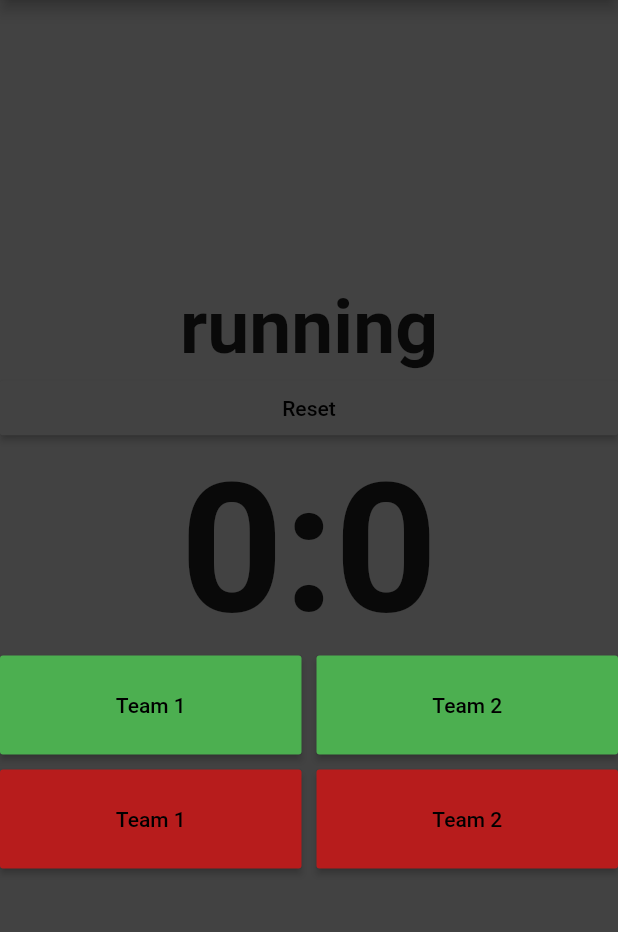
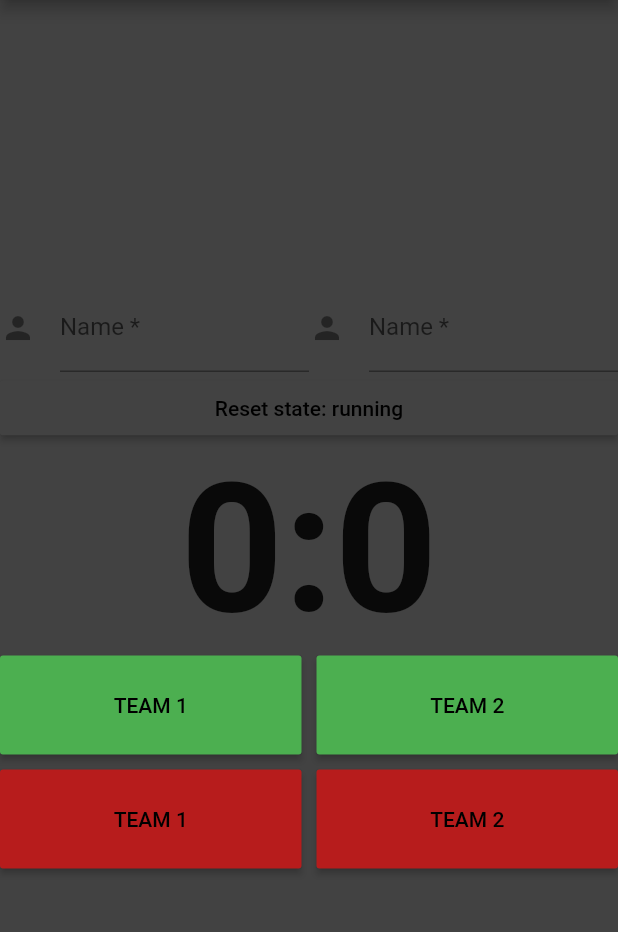
Before and after one commit to dsfreak93/scoreboard, a Flutter app: the screen it shows after launch, on a phone screen of 412 x 824 dp, the part 84-1016 px from its top. Run offline on Flutter 3.47's test engine with Material 2 defaults, Android fonts, the phone set to English and light mode, and no system bars; our stand-ins replace firebase_database; accounts and stored records are empty.

Commit message:
first working version

```diff
--- a/lib/States.dart
+++ b/lib/States.dart
@@ -1,10 +1,17 @@
 class States{
   static const String Start = "start match";
   static const String Stop = "stop match";
+  static const String NewMatch = "new match";
+  static const String Pause = "pause match";
+
+
+
 
   static const List<String> GameStates = <String>[
     Start,
-    Stop
+    Pause,
+    Stop,
+    NewMatch
   ];
 
   static String stateMessage(String state) {
@@ -13,6 +20,10 @@ class States{
         return "running";
       case Stop:
         return "stopped";
+      case NewMatch:
+        return "new match";
+      case Pause:
+        return "match paused";
       default:
         return "-";
     }
--- a/lib/main.dart
+++ b/lib/main.dart
@@ -1,9 +1,10 @@
-// Copyright 2018 The Flutter team. All rights reserved.
 // Use of this source code is governed by a BSD-style license that can be
 // found in the LICENSE file.
 
+import 'package:flutter/services.dart';
 import 'package:flutter/material.dart';
 import 'package:scoreboard_app/States.dart';
+import 'package:firebase_database/firebase_database.dart';
 
 import 'Scoreboard.dart';
 
@@ -12,72 +13,48 @@ void main() => runApp(MatchDay());
 class MatchDay extends StatefulWidget {
   @override
   State<StatefulWidget> createState() {
+    SystemChrome.setPreferredOrientations([
+      DeviceOrientation.portraitUp,
+      DeviceOrientation.portraitDown,
+    ]);
     return new MyApp();
   }
 }
 
-
-
 class MyApp extends State<MatchDay> {
+  final databaseReference = FirebaseDatabase.instance.reference();
   var team1 = 0;
   var team2 = 0;
+  var name1 = "TEAM 1";
+  var name2 = "TEAM 2";
   var gameRunning = States.stateMessage(States.Start);
   Scoreboard scoreboard = new Scoreboard();
+  int idOfGames;
 
-  void updateNumbers(){
+  void updateNumbers() {
     setState(() {
       team1 = scoreboard.team[0];
       team2 = scoreboard.team[1];
     });
   }
 
-  void _showDialog() {
-    // flutter defined function
-    showDialog(
-      context: context,
-      barrierDismissible: false,
-      builder: (BuildContext context) {
-        // return object of type Dialog
-        return AlertDialog(
-          title: new Text("Alert Dialog title"),
-          content: new Text("Alert Dialog body"),
-          actions: <Widget>[
-            // usually buttons at the bottom of the dialog
-            new FlatButton(
-              child: new Text("Close"),
-              onPressed: () {
-                Navigator.of(context).pop();
-              },
-            ),
-          ],
-        );
-      },
-    );
+  void choiceAction(String choice) {
+    setState(() {
+      gameRunning = States.stateMessage(choice);
+      if(gameRunning == States.stateMessage(States.NewMatch)){
+        newGameInDatabase();
+      }
+      else{
+        updateEntryInDatabase(team1, team2);
+      }
+    });
   }
 
-  void choiceAction(String choice){
-    setState(() {
-      gameRunning = States.stateMessage(choice);
-    });
-//    if(choice == Constants.Start){
-//      setState(() {
-//        gameRunning = "running";
-//      });
-//    }
-//    else if(choice == Constants.Stop){
-//      _showDialog();
-//      setState(() {
-//        gameRunning = "stopped";
-//      });
-//    }
-  }
-
-  void setGame(String choic){
-
-  }
+  void setGame(String choic) {}
 
   @override
   Widget build(BuildContext context) {
+    getIDFromDatabase();
     return MaterialApp(
       title: 'Spielstandsapp',
       home: Scaffold(
@@ -86,8 +63,8 @@ class MyApp extends State<MatchDay> {
           actions: <Widget>[
             PopupMenuButton<String>(
               onSelected: choiceAction,
-            itemBuilder: (BuildContext context){
-              return States.GameStates.map((String state){
+              itemBuilder: (BuildContext context) {
+                return States.GameStates.map((String state) {
                   return PopupMenuItem<String>(
                     value: state,
                     child: Text(state),
@@ -107,14 +84,35 @@ class MyApp extends State<MatchDay> {
               Row(
                 children: <Widget>[
                   Expanded(
-                    child: new Text('$gameRunning',
-                      textAlign: TextAlign.center,
-                      style: new TextStyle(
-                        fontWeight: FontWeight.bold,
-                        fontSize: 50,
+                    child: new TextFormField(
+                      decoration: const InputDecoration(
+                        icon: Icon(Icons.person),
+                        hintText: 'What do people call you?',
+                        labelText: 'Name *',
+                      ),
+                      onFieldSubmitted: (String value) {
+                        updateEntryInDatabaseName1(value);
+                        updateNumbers();
+                        // This optional block of code can be used to run
+                        // code when the user saves the form.
+                      },
                     ),
                   ),
+                  Expanded(
+                    child: new TextFormField(
+                      decoration: const InputDecoration(
+                        icon: Icon(Icons.person),
+                        hintText: 'What do people call you?',
+                        labelText: 'Name *',
                       ),
+                      onFieldSubmitted: (String value) {
+                        updateEntryInDatabaseName2(value);
+                        updateNumbers();
+                        // This optional block of code can be used to run
+                        // code when the user saves the form.
+                      },
+                    ),
+                  )
                 ],
               ),
               Row(
@@ -127,18 +125,19 @@ class MyApp extends State<MatchDay> {
                     onPressed: () {
                       scoreboard.resetPoints();
                       updateNumbers();
+                      updateEntryInDatabase(team1, team2);
                     },
                     textColor: Colors.black,
                     disabledTextColor: Colors.black,
-                        child: Text("Reset"),
-                      )
-                  ),
+                    child: Text("Reset state: " + '$gameRunning'),
+                  )),
                 ],
               ),
               Row(
                 children: <Widget>[
                   Expanded(
-                    child: new Text("$team1:$team2",
+                    child: new Text(
+                      "$team1:$team2",
                       textAlign: TextAlign.center,
                       style: new TextStyle(
                         fontWeight: FontWeight.bold,
@@ -153,35 +152,37 @@ class MyApp extends State<MatchDay> {
                 children: <Widget>[
                   Expanded(
                       child: new RaisedButton(
-                        padding: EdgeInsets.symmetric(vertical: 25.0, horizontal: 24.0),
+                    padding:
+                        EdgeInsets.symmetric(vertical: 25.0, horizontal: 24.0),
                     color: Colors.green,
                     disabledColor: Colors.green,
                     onPressed: () {
                       scoreboard.addNumbers(0);
                       updateNumbers();
+                      updateEntryInDatabase(team1, team2);
                     },
                     textColor: Colors.black,
                     disabledTextColor: Colors.black,
-                        child: Text("Team 1"),
-                      )
-                  ),
+                    child: Text(name1),
+                  )),
                   Container(
                     width: 10,
                   ),
                   Expanded(
                       child: new RaisedButton(
-                        padding: EdgeInsets.symmetric(vertical: 25.0, horizontal: 24.0),
+                    padding:
+                        EdgeInsets.symmetric(vertical: 25.0, horizontal: 24.0),
                     color: Colors.green,
                     disabledColor: Colors.green,
                     onPressed: () {
                       scoreboard.addNumbers(1);
                       updateNumbers();
+                      updateEntryInDatabase(team1, team2);
                     },
                     textColor: Colors.black,
                     disabledTextColor: Colors.black,
-                        child: Text("Team 2"),
-                      )
-                  ),
+                    child: Text(name2),
+                  )),
                 ],
               ),
               Row(
@@ -193,38 +194,39 @@ class MyApp extends State<MatchDay> {
               ),
               Row(
                 children: <Widget>[
-
                   Expanded(
                       child: new RaisedButton(
-                        padding: EdgeInsets.symmetric(vertical: 25.0, horizontal: 24.0),
+                    padding:
+                        EdgeInsets.symmetric(vertical: 25.0, horizontal: 24.0),
                     onPressed: () {
                       scoreboard.subtractNumbers(0);
                       updateNumbers();
+                      updateEntryInDatabase(team1, team2);
                     },
                     color: Colors.red[900],
                     disabledColor: Colors.red[900],
                     textColor: Colors.black,
                     disabledTextColor: Colors.black,
-                        child: Text("Team 1"),
-                      )
-                  ),
+                    child: Text(name1),
+                  )),
                   Container(
                     width: 10,
                   ),
                   Expanded(
                       child: new RaisedButton(
-                        padding: EdgeInsets.symmetric(vertical: 25.0, horizontal: 24.0),
+                    padding:
+                        EdgeInsets.symmetric(vertical: 25.0, horizontal: 24.0),
                     onPressed: () {
                       scoreboard.subtractNumbers(1);
                       updateNumbers();
+                      updateEntryInDatabase(team1, team2);
                     },
                     color: Colors.red[900],
                     disabledColor: Colors.red[900],
                     textColor: Colors.black,
                     disabledTextColor: Colors.black,
-                        child: Text("Team 2"),
-                      )
-                  ),
+                    child: Text(name2),
+                  )),
                 ],
               ),
             ],
@@ -233,4 +235,56 @@ class MyApp extends State<MatchDay> {
       ),
     );
   }
+
+  void updateEntryInDatabase(int team1, int team2) {
+    databaseReference.child(idOfGames.toString()).set({
+      'name1': name1,
+      'name2': name2,
+      'score1': "$team1",
+      'score2': "$team2",
+      'state': gameRunning
+    });
   }
+
+  void updateEntryInDatabaseName1(String teamname) {
+    name1 = teamname;
+    databaseReference.child(idOfGames.toString()).set({
+      'name1': name1,
+      'name2': name2,
+      'score1': "$team1",
+      'score2': "$team2",
+      'state': gameRunning
+    });
+  }
+
+  void updateEntryInDatabaseName2(String teamname) {
+    name2 = teamname;
+    databaseReference.child(idOfGames.toString()).set({
+      'name1': name1,
+      'name2': name2,
+      'score1': "$team1",
+      'score2': "$team2",
+      'state': gameRunning
+    });
+  }
+
+  void getIDFromDatabase() {
+    var db = FirebaseDatabase.instance.reference().child("id");
+    db.once().then((DataSnapshot snapshot) {
+      Map<dynamic, dynamic> values = snapshot.value;
+      idOfGames = values["id"];
+    });
+  }
+
+  void increaseID(){
+    idOfGames = idOfGames + 1;
+  }
+
+  void newGameInDatabase() {
+    increaseID();
+    databaseReference.child("id").set({
+      'id': idOfGames
+    });
+    updateEntryInDatabase(team1, team2);
+  }
+}
--- a/pubspec.yaml
+++ b/pubspec.yaml
@@ -19,6 +19,7 @@ environment:
 dependencies:
   flutter:
     sdk: flutter
+  firebase_database: ^3.1.1
 
   # The following adds the Cupertino Icons font to your application.
   # Use with the CupertinoIcons class for iOS style icons.
```
Also changed, not shown: 4 other files. Lines whose indentation alone changed are shown as unchanged.
